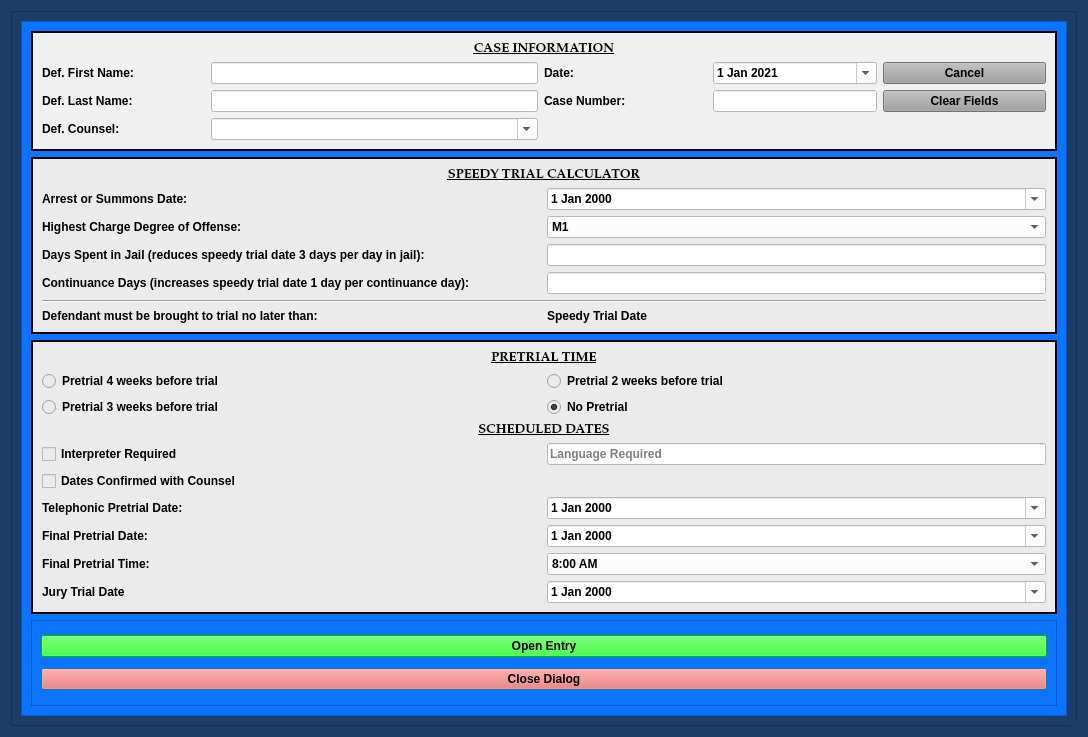
This is munientry/views/ui/SchedulingEntryDialog.ui in HunterProgram22/MuniEntry as Qt 5 draws it before an edit. The edited form follows.
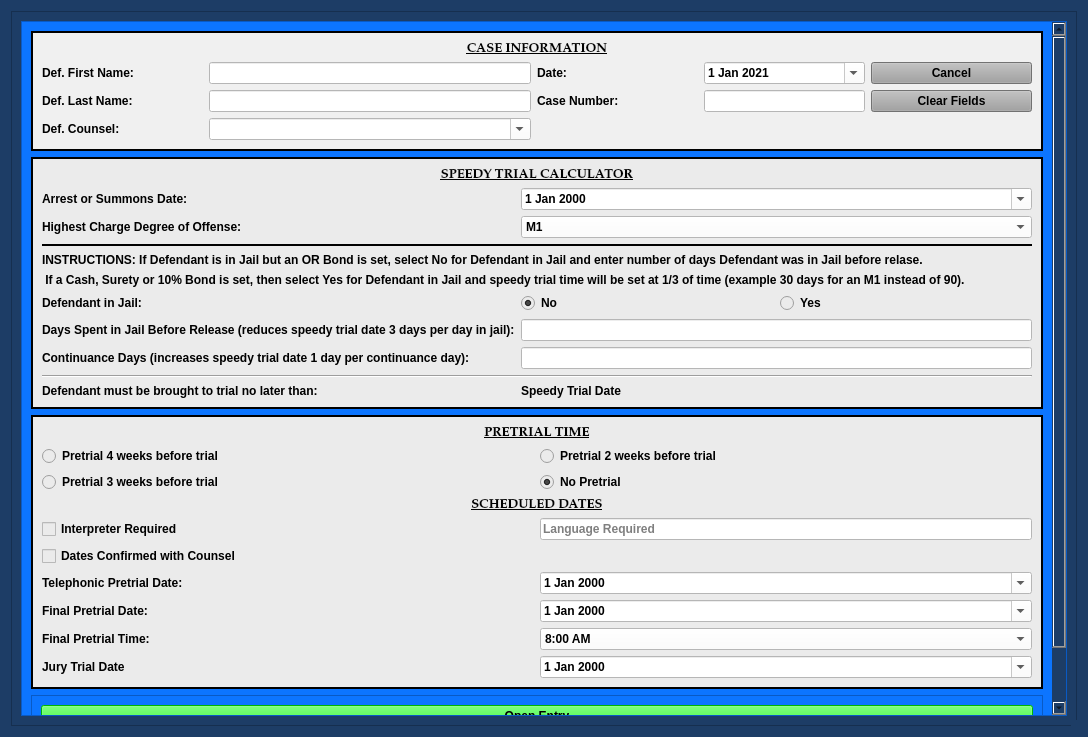
This is the edited form. Custom widgets are drawn as their Qt base class.

Commit message: Added feature for in jail for speedy trial calculator on sched entry.

What changed in the file:
```diff
--- a/munientry/views/ui/SchedulingEntryDialog.ui
+++ b/munientry/views/ui/SchedulingEntryDialog.ui
@@ -181,7 +181,7 @@
            <x>0</x>
            <y>0</y>
            <width>1031</width>
-           <height>731</height>
+           <height>816</height>
           </rect>
          </property>
          <layout class="QGridLayout" name="gridLayout_2">
@@ -372,53 +372,32 @@
             <property name="lineWidth">
              <number>2</number>
             </property>
-            <layout class="QGridLayout" name="gridLayout_6" columnstretch="1,1">
-             <item row="1" column="0">
-              <widget class="QLabel" name="label_12">
+            <layout class="QGridLayout" name="gridLayout_6" columnstretch="1,1,1">
+             <item row="6" column="0">
+              <widget class="QLabel" name="label_8">
                <property name="text">
-                <string>Arrest or Summons Date:</string>
+                <string>Defendant in Jail:</string>
                </property>
               </widget>
              </item>
-             <item row="0" column="0" colspan="2">
-              <widget class="QLabel" name="label_11">
-               <property name="font">
-                <font>
-                 <family>Palatino Linotype</family>
-                 <pointsize>10</pointsize>
-                 <weight>75</weight>
-                 <italic>false</italic>
-                 <bold>true</bold>
-                 <underline>true</underline>
-                </font>
-               </property>
+             <item row="10" column="1" colspan="2">
+              <widget class="QLabel" name="speedy_trial_date_label">
                <property name="text">
-                <string>SPEEDY TRIAL CALCULATOR</string>
+                <string>Speedy Trial Date</string>
                </property>
-               <property name="alignment">
-                <set>Qt::AlignCenter</set>
-               </property>
               </widget>
              </item>
-             <item row="1" column="1">
-              <widget class="NoScrollDateEdit" name="arrest_summons_date">
-               <property name="styleSheet">
-                <string notr="true">color: rgb(0, 0, 0);
-background-color: rgb(255, 255, 255);</string>
+             <item row="6" column="1">
+              <widget class="QRadioButton" name="no_in_jail_radio_btn">
+               <property name="text">
+                <string>No</string>
                </property>
-               <property name="calendarPopup">
+               <property name="checked">
                 <bool>true</bool>
                </property>
               </widget>
              </item>
-             <item row="3" column="0">
-              <widget class="QLabel" name="label_10">
-               <property name="text">
-                <string>Days Spent in Jail (reduces speedy trial date 3 days per day in jail):</string>
-               </property>
-              </widget>
-             </item>
-             <item row="2" column="1">
+             <item row="2" column="1" colspan="2">
               <widget class="NoScrollComboBox" name="highest_charge_box">
                <property name="styleSheet">
                 <string notr="true">background-color: rgb(255, 255, 255);</string>
@@ -455,52 +434,124 @@
                </item>
               </widget>
              </item>
-             <item row="2" column="0">
-              <widget class="QLabel" name="label_14">
+             <item row="6" column="2">
+              <widget class="QRadioButton" name="yes_in_jail_radio_btn">
                <property name="text">
-                <string>Highest Charge Degree of Offense:</string>
+                <string>Yes</string>
                </property>
               </widget>
              </item>
-             <item row="5" column="0" colspan="2">
-              <widget class="Line" name="line">
-               <property name="orientation">
-                <enum>Qt::Horizontal</enum>
+             <item row="7" column="1" colspan="2">
+              <widget class="QLineEdit" name="days_in_jail_line">
+               <property name="styleSheet">
+                <string notr="true">background-color: rgb(255, 255, 255);</string>
                </property>
               </widget>
              </item>
-             <item row="6" column="0">
+             <item row="8" column="1" colspan="2">
+              <widget class="QLineEdit" name="continuance_days_line">
+               <property name="styleSheet">
+                <string notr="true">background-color: rgb(255, 255, 255);</string>
+               </property>
+              </widget>
+             </item>
+             <item row="0" column="0" colspan="3">
+              <widget class="QLabel" name="label_11">
+               <property name="font">
+                <font>
+                 <family>Palatino Linotype</family>
+                 <pointsize>10</pointsize>
+                 <weight>75</weight>
+                 <italic>false</italic>
+                 <bold>true</bold>
+                 <underline>true</underline>
+                </font>
+               </property>
+               <property name="text">
+                <string>SPEEDY TRIAL CALCULATOR</string>
+               </property>
+               <property name="alignment">
+                <set>Qt::AlignCenter</set>
+               </property>
+              </widget>
+             </item>
+             <item row="10" column="0">
               <widget class="QLabel" name="label_13">
                <property name="text">
                 <string>Defendant must be brought to trial no later than:</string>
                </property>
               </widget>
              </item>
-             <item row="6" column="1">
-              <widget class="QLabel" name="speedy_trial_date_label">
-               <property name="text">
-                <string>Speedy Trial Date</string>
-               </property>
-              </widget>
-             </item>
-             <item row="3" column="1">
-              <widget class="QLineEdit" name="days_in_jail_line">
-               <property name="styleSheet">
-                <string notr="true">background-color: rgb(255, 255, 255);</string>
-               </property>
-              </widget>
-             </item>
-             <item row="4" column="0">
+             <item row="8" column="0">
               <widget class="QLabel" name="label_15">
                <property name="text">
                 <string>Continuance Days (increases speedy trial date 1 day per continuance day):</string>
                </property>
               </widget>
              </item>
-             <item row="4" column="1">
-              <widget class="QLineEdit" name="continuance_days_line">
+             <item row="1" column="0">
+              <widget class="QLabel" name="label_12">
+               <property name="text">
+                <string>Arrest or Summons Date:</string>
+               </property>
+              </widget>
+             </item>
+             <item row="7" column="0">
+              <widget class="QLabel" name="days_in_jail_label">
+               <property name="text">
+                <string>Days Spent in Jail Before Release (reduces speedy trial date 3 days per day in jail):</string>
+               </property>
+              </widget>
+             </item>
+             <item row="2" column="0">
+              <widget class="QLabel" name="label_14">
+               <property name="text">
+                <string>Highest Charge Degree of Offense:</string>
+               </property>
+              </widget>
+             </item>
+             <item row="4" column="0" colspan="3">
+              <widget class="QLabel" name="label_17">
+               <property name="text">
+                <string>INSTRUCTIONS: If Defendant is in Jail but an OR Bond is set, select No for Defendant in Jail and enter number of days Defendant was in Jail before relase.</string>
+               </property>
+              </widget>
+             </item>
+             <item row="9" column="0" colspan="3">
+              <widget class="Line" name="line">
+               <property name="orientation">
+                <enum>Qt::Horizontal</enum>
+               </property>
+              </widget>
+             </item>
+             <item row="1" column="1" colspan="2">
+              <widget class="NoScrollDateEdit" name="arrest_summons_date">
                <property name="styleSheet">
-                <string notr="true">background-color: rgb(255, 255, 255);</string>
+                <string notr="true">color: rgb(0, 0, 0);
+background-color: rgb(255, 255, 255);</string>
+               </property>
+               <property name="calendarPopup">
+                <bool>true</bool>
+               </property>
+              </widget>
+             </item>
+             <item row="3" column="0" colspan="3">
+              <widget class="Line" name="line_2">
+               <property name="frameShadow">
+                <enum>QFrame::Plain</enum>
+               </property>
+               <property name="lineWidth">
+                <number>2</number>
+               </property>
+               <property name="orientation">
+                <enum>Qt::Horizontal</enum>
+               </property>
+              </widget>
+             </item>
+             <item row="5" column="0" colspan="3">
+              <widget class="QLabel" name="label_18">
+               <property name="text">
+                <string> If a Cash, Surety or 10% Bond is set, then select Yes for Defendant in Jail and speedy trial time will be set at 1/3 of time (example 30 days for an M1 instead of 90).</string>
                </property>
               </widget>
              </item>
```
Left out of the diff: 5 changed lines with no effect on the pictures. The commit also changes 3 other files.
